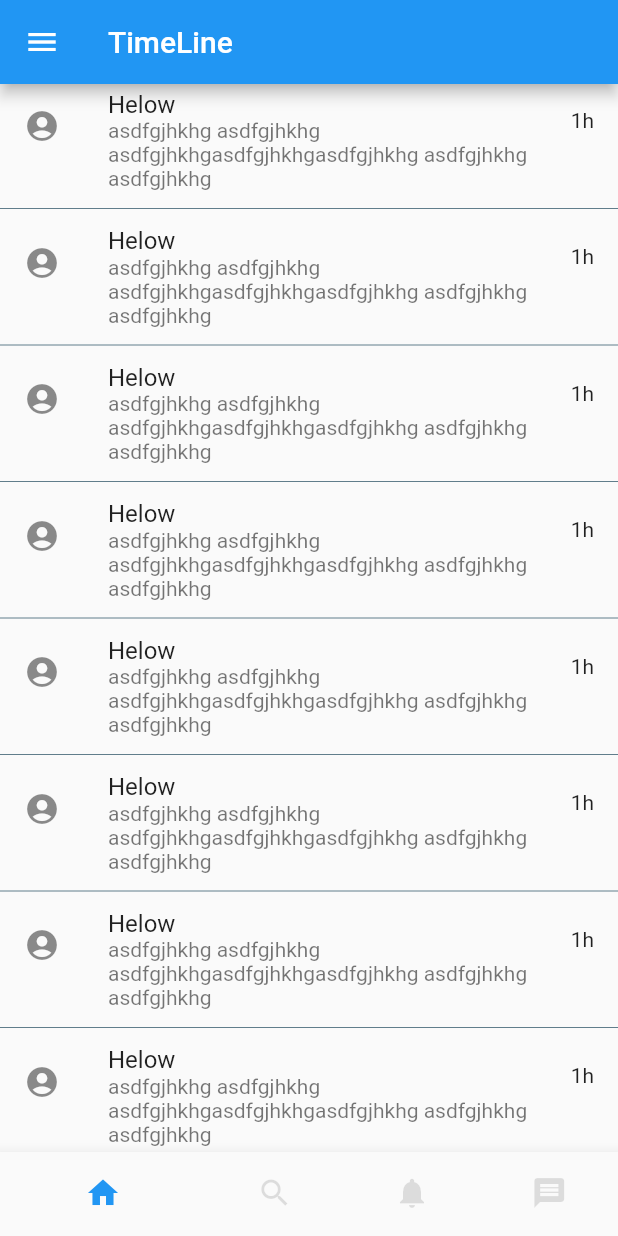
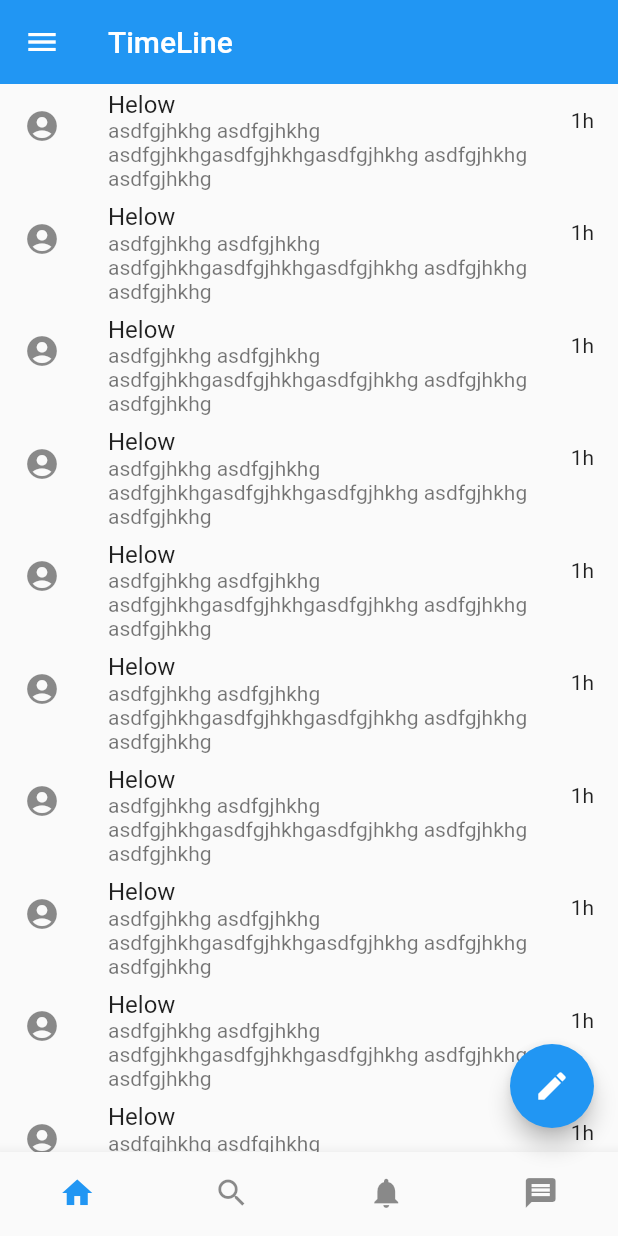
Before and after one commit to triay0/twitter_demo, a Flutter app: the screen it shows after launch, on a phone screen of 412 x 824 dp. Run offline on Flutter 3.47's test engine with Material 2 defaults, Android fonts, the phone set to English and light mode, and no system bars.

Commit message:
Static timeline FAB create tweet

```diff
--- a/lib/main.dart
+++ b/lib/main.dart
@@ -8,18 +8,7 @@ class MyApp extends StatelessWidget {
   Widget build(BuildContext context) {
     return MaterialApp(
       title: 'Flutter Demo',
-      theme: ThemeData(
-        // This is the theme of your application.
-        //
-        // Try running your application with "flutter run". You'll see the
-        // application has a blue toolbar. Then, without quitting the app, try
-        // changing the primarySwatch below to Colors.green and then invoke
-        // "hot reload" (press "r" in the console where you ran "flutter run",
-        // or simply save your changes to "hot reload" in a Flutter IDE).
-        // Notice that the counter didn't reset back to zero; the application
-        // is not restarted.
-        primarySwatch: Colors.blue,
-      ),
+      theme:ThemeData.light(),
       home: MyHomePage(title: 'Flutter Demo Home Page'),
     );
   }
@@ -27,16 +16,6 @@ class MyApp extends StatelessWidget {
 
 class MyHomePage extends StatefulWidget {
   MyHomePage({Key key, this.title}) : super(key: key);
-
-  // This widget is the home page of your application. It is stateful, meaning
-  // that it has a State object (defined below) that contains fields that affect
-  // how it looks.
-
-  // This class is the configuration for the state. It holds the values (in this
-  // case the title) provided by the parent (in this case the App widget) and
-  // used by the build method of the State. Fields in a Widget subclass are
-  // always marked "final".
-
   final String title;
 
   @override
@@ -44,7 +23,6 @@ class MyHomePage extends StatefulWidget {
 }
 
 class _MyHomePageState extends State<MyHomePage> {
-  int _counter = 0;
   int _selectedIndex = 0;
 
   static const TextStyle optionStyle =
@@ -102,9 +80,7 @@ class _MyHomePageState extends State<MyHomePage> {
   @override
   Widget build(BuildContext context) {
     return Scaffold(
-      appBar: AppBar(
-        title: _titles.elementAt(_selectedIndex),
-      ),
+      floatingActionButton: FloatingActionButton(onPressed: null,child: Icon( Icons.edit),),
       drawer: Drawer(
           child: ListView(
         children: <Widget>[
@@ -139,6 +115,7 @@ class _MyHomePageState extends State<MyHomePage> {
         ],
       )),
       bottomNavigationBar: BottomNavigationBar(
+        type: BottomNavigationBarType.fixed,
         items: const <BottomNavigationBarItem>[
           BottomNavigationBarItem(
             icon: Icon(Icons.home),
@@ -157,30 +134,38 @@ class _MyHomePageState extends State<MyHomePage> {
             title: Text('Messages'),
           ),
         ],
-        unselectedItemColor: Colors.black12,
+        unselectedItemColor: Colors.black45,
         showSelectedLabels: false,
         showUnselectedLabels: false,
         selectedItemColor: Colors.blue,
         currentIndex: _selectedIndex,
         onTap: _onItemTapped,
       ),
-      body: Center(
-          child: ListView.separated(
-              separatorBuilder: (context, index) => Divider(
-                    color: Colors.blueGrey,
-                  ),
-              itemCount: 15,
-              itemBuilder: (BuildContext ctxt, int index) {
-                return new ListTile(
-                  trailing: Text('1h'),
-                  leading: Icon(Icons.account_circle),
-                  title: Text('Helow'),
-                  subtitle: Text(
-                      'asdfgjhkhg asdfgjhkhg asdfgjhkhgasdfgjhkhgasdfgjhkhg asdfgjhkhg asdfgjhkhg  '),
-                );
-              })
-          //_content.elementAt(_selectedIndex),
+      body: CustomScrollView(
+        slivers: <Widget>[
+          SliverAppBar(
+            title: _titles.elementAt(_selectedIndex),
+            floating: true,
           ),
+          SliverList(delegate: SliverChildListDelegate(timelineBuilder()))
+        ],
+      ),
     );
   }
+
+  List timelineBuilder() {
+    List<Widget> tweets = List();
+    for (int i = 0; i < 50; i++) {
+      Widget tweet = new ListTile(
+        trailing: Text('1h'),
+        leading: Icon(Icons.account_circle),
+        title: Text('Helow'),
+        subtitle: Text(
+            'asdfgjhkhg asdfgjhkhg asdfgjhkhgasdfgjhkhgasdfgjhkhg asdfgjhkhg asdfgjhkhg  '),
+      );
+
+      tweets.add(tweet);
+    }
+    return tweets;
+  }
 }
```
